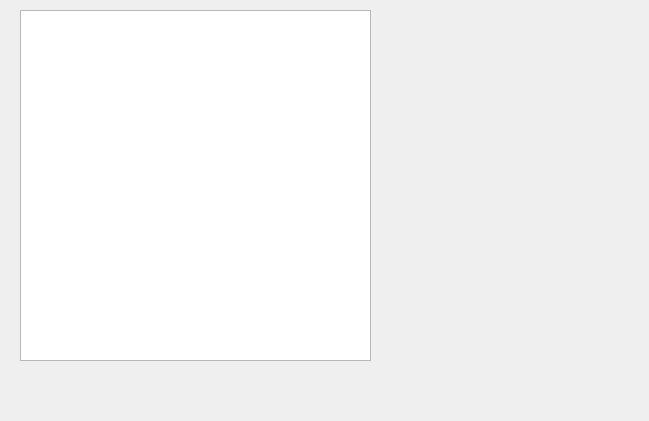
megakoko/m-system, file src/mkb10/mainmkb10widget.ui: the form before one commit.
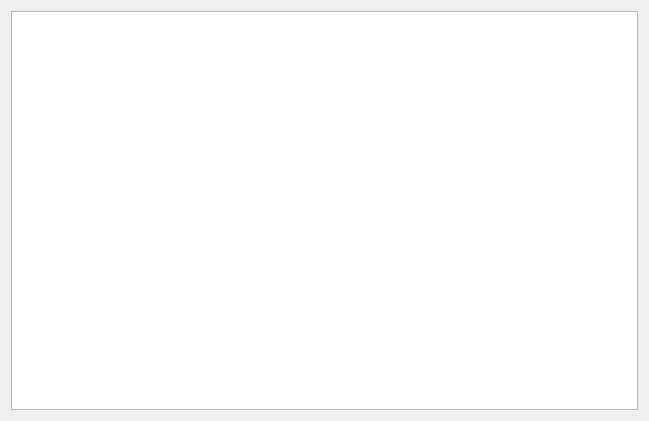
The form after the commit.

Commit message: Добавил построение дерева по мкб10.

What changed in the file:
```diff
--- a/src/mkb10/mainmkb10widget.ui
+++ b/src/mkb10/mainmkb10widget.ui
@@ -13,16 +13,26 @@
   <property name="windowTitle">
    <string>Form</string>
   </property>
-  <widget class="QTreeView" name="treeView">
-   <property name="geometry">
-    <rect>
-     <x>20</x>
-     <y>10</y>
-     <width>351</width>
-     <height>351</height>
-    </rect>
-   </property>
-  </widget>
+  <layout class="QHBoxLayout" name="horizontalLayout">
+   <item>
+    <widget class="QTreeWidget" name="treeWidget">
+     <property name="animated">
+      <bool>true</bool>
+     </property>
+     <property name="wordWrap">
+      <bool>true</bool>
+     </property>
+     <attribute name="headerVisible">
+      <bool>false</bool>
+     </attribute>
+     <column>
+      <property name="text">
+       <string notr="true">1</string>
+      </property>
+     </column>
+    </widget>
+   </item>
+  </layout>
  </widget>
  <resources/>
  <connections/>
```
The commit also changes 2 other files.
